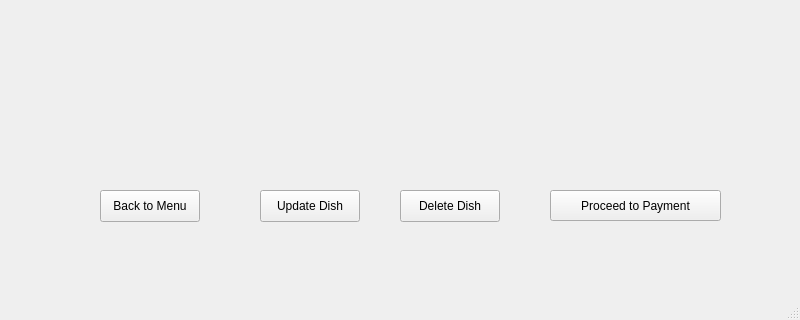
Before: the Qt Designer form FoodOrderingApp/cart.ui in xyang2316/OOP-project, drawn with Qt 5; both pictures show x 0 to 800 and y 280 to 600 of the 800 by 600 pixel window.
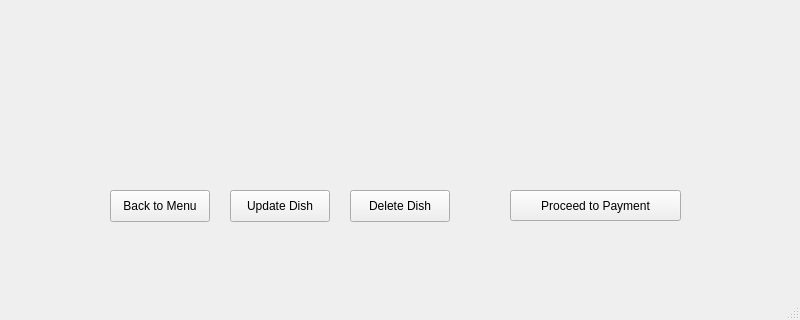
After: the same form once the commit is applied.

What changed in the file:
```diff
--- a/FoodOrderingApp/cart.ui
+++ b/FoodOrderingApp/cart.ui
@@ -17,7 +17,7 @@
    <widget class="QPushButton" name="goBackButton">
     <property name="geometry">
      <rect>
-      <x>100</x>
+      <x>110</x>
       <y>470</y>
       <width>100</width>
       <height>32</height>
@@ -30,7 +30,7 @@
    <widget class="QPushButton" name="updateDishButton">
     <property name="geometry">
      <rect>
-      <x>260</x>
+      <x>230</x>
       <y>470</y>
       <width>100</width>
       <height>32</height>
@@ -43,7 +43,7 @@
    <widget class="QPushButton" name="pushButton_2">
     <property name="geometry">
      <rect>
-      <x>550</x>
+      <x>510</x>
       <y>470</y>
       <width>171</width>
       <height>31</height>
@@ -57,7 +57,7 @@
     <property name="geometry">
      <rect>
       <x>110</x>
-      <y>10</y>
+      <y>40</y>
       <width>571</width>
       <height>411</height>
      </rect>
@@ -67,7 +67,7 @@
    <widget class="QPushButton" name="deleteButton">
     <property name="geometry">
      <rect>
-      <x>400</x>
+      <x>350</x>
       <y>470</y>
       <width>100</width>
       <height>32</height>
```
Left out of the diff: 6 changed lines with no effect on the pictures.
